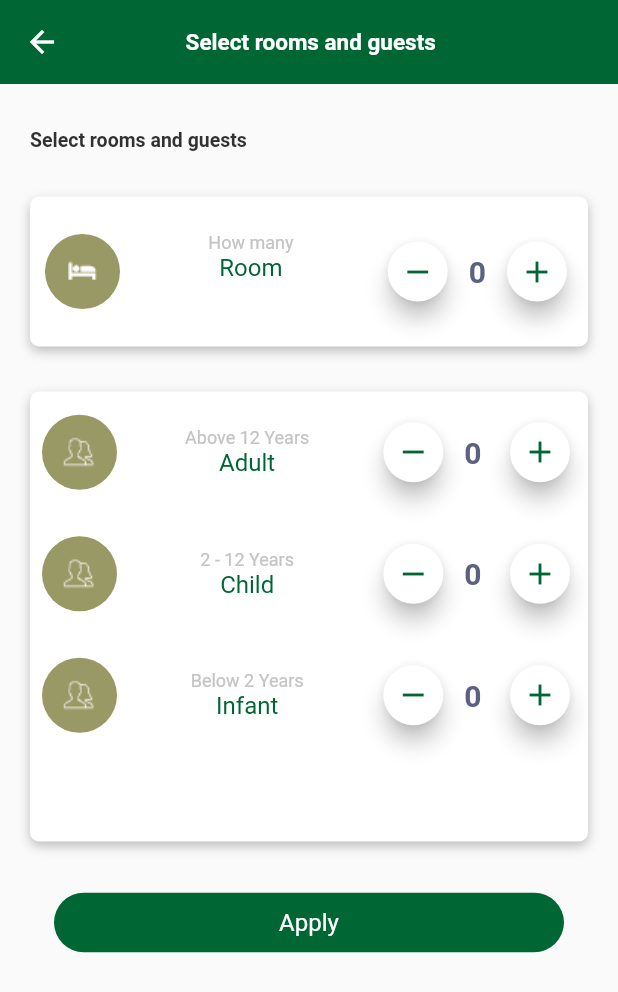
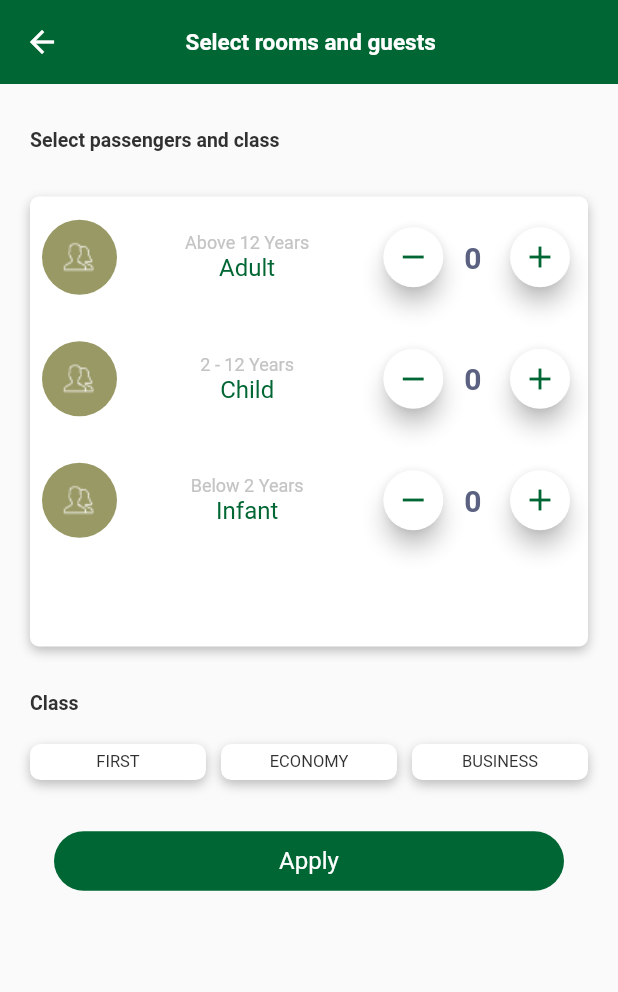
Before and after one commit to medDhiaAlaya/afarimapp, a Flutter app: the SelectRoomsScreen screen opened directly, on a phone screen of 412 x 824 dp. Shown: the top 992 px of the screen. Run offline on Flutter 3.47's test engine with Material 2 defaults, Android fonts, the light colour scheme and no system bars; our stand-ins replace convex_bottom_bar, country_code_picker, email_validator, flutter_credit_card, flutter_rating_bar, google_fonts and 2 more; missing offline and left inert: responsive; accounts and stored records are empty; generated files the repository leaves out were written again; Roboto replaces fonts that are missing (Cairo).

Commit message:
localization update

```diff
--- a/lib/l10n/app_ar.arb
+++ b/lib/l10n/app_ar.arb
@@ -583,6 +583,31 @@
   "@signIn": {
     "type": "text",
     "placeholders": {}
+  },
+  "selectPassengersAndClass": "حدد الركاب والدرجة",
+  "@selectPassengersAndClass": {
+    "type": "text",
+    "placeholders": {}
+  },
+  "classFlight": "الدرجة",
+  "@classFlight": {
+    "type": "text",
+    "placeholders": {}
+  },
+  "first": "الدرجة الأولى",
+  "@first": {
+    "type": "text",
+    "placeholders": {}
+  },
+  "economy": "الدرجة السياحية",
+  "@economy": {
+    "type": "text",
+    "placeholders": {}
+  },
+  "business": "رجال الأعمال",
+  "@business": {
+    "type": "text",
+    "placeholders": {}
   }
 
 }
--- a/lib/l10n/app_en.arb
+++ b/lib/l10n/app_en.arb
@@ -583,5 +583,30 @@
   "@signIn": {
     "type": "text",
     "placeholders": {}
+  },
+  "selectPassengersAndClass": "Select passengers and class",
+  "@selectPassengersAndClass": {
+    "type": "text",
+    "placeholders": {}
+  },
+  "classFlight": "Class",
+  "@classFlight": {
+    "type": "text",
+    "placeholders": {}
+  },
+  "first": "FIRST",
+  "@first": {
+    "type": "text",
+    "placeholders": {}
+  },
+  "economy": "ECONOMY",
+  "@economy": {
+    "type": "text",
+    "placeholders": {}
+  },
+  "business": "BUSINESS",
+  "@business": {
+    "type": "text",
+    "placeholders": {}
   }
 }
--- a/lib/modules/en/Search/Search_screen.dart
+++ b/lib/modules/en/Search/Search_screen.dart
@@ -355,12 +355,6 @@ class _SearchScreenState extends State<SearchScreen> {
                               crossAxisSpacing: 10,
                             ),
 
-                            ////////////////////////////////////////////////////////////////////////////////// test list view scrolling for suggested list ///
-
-
-
-                            ////////////////////////////////////////////////////////////////////////////////// fin test///
-
                             StaggeredGridView.countBuilder(
                               shrinkWrap: true,
                               scrollDirection: Axis.vertical,
--- a/lib/modules/en/Search/hotel/Select_rooms_screen.dart
+++ b/lib/modules/en/Search/hotel/Select_rooms_screen.dart
@@ -9,7 +9,7 @@ class SelectRoomsScreen extends StatefulWidget {
 }
 
 class _SelectRoomsScreenState extends State<SelectRoomsScreen> {
-  int roomNumber=0;
+  int roomNumber=1;
   int adultNumber=0;
   int childNumber=0;
   int infantNumber=0;
@@ -48,7 +48,7 @@ class _SelectRoomsScreenState extends State<SelectRoomsScreen> {
             SizedBox(height: 30,
             ),
             Text(
-              AppLocalizations.of(context)!.selectRoomsAndGuests,
+                AppLocalizations.of(context)!.selectPassengersAndClass,
                 style: const TextStyle(
                     color:  const Color(0xff313131),
                     fontWeight: FontWeight.w700,
@@ -58,112 +58,7 @@ class _SelectRoomsScreenState extends State<SelectRoomsScreen> {
                 ),
                 //textAlign: TextAlign.left,
             ),
-            SizedBox(height: 30,
-            ),
             // Rectangle 685
-            Container(
-
-                width: double.infinity,
-                height: 100,
-                decoration: BoxDecoration(
-                    borderRadius: BorderRadius.all(
-                        Radius.circular(6)
-                    ),
-                    boxShadow: [BoxShadow(
-                        color: const Color(0x40000000),
-                        offset: Offset(0,3),
-                        blurRadius: 6,
-                        spreadRadius: 0
-                    )] ,
-                    color: const Color(0xffffffff)
-                ),
-              child: Padding(
-                padding: const EdgeInsets.symmetric(horizontal: 10),
-                child: Row(
-
-                  children: [
-                    CircleAvatar(
-                      backgroundColor: const Color(0xff999966),
-                     child: Image(image: AssetImage('icons/rooms.png'),),
-
-                      radius: 25,
-
-
-                    ),
-                    Expanded(
-                      child: Padding(
-                        padding: const EdgeInsets.symmetric(vertical: 24),
-                        child: Column(
-
-                          children: [
-                            // How many
-                            Text(
-                              AppLocalizations.of(context)!.howMany,
-                                style: const TextStyle(
-                                    color:  const Color(0xffc4c4c4),
-                                    fontWeight: FontWeight.w400,
-                                    fontFamily: "Cairo",
-                                    fontStyle:  FontStyle.normal,
-                                    fontSize: 12.0
-                                ),
-                            ),
-                            // Room
-                            Text(
-                              AppLocalizations.of(context)!.room,
-                                style: const TextStyle(
-                                    color:  const Color(0xff006633),
-                                    fontWeight: FontWeight.w400,
-                                    fontFamily: "Cairo",
-                                    fontStyle:  FontStyle.normal,
-                                    fontSize: 16.0
-                                ),
-                            ),
-                          ],
-                        ),
-                      ),
-                    ),
-                    FloatingActionButton(onPressed: (){
-                      setState(() {
-                        roomNumber--;
-                      });
-                    },
-                      child: Icon(Icons.remove,
-                      color: const Color(0xff006633),),
-                      backgroundColor: Colors.white,
-                      mini: true,
-
-                    ),
-                    SizedBox(width: 10,
-                    ),
-                    Text(
-                      "$roomNumber",
-                      style: const TextStyle(
-                        color:  const Color(0xff5b6180),
-                          fontWeight: FontWeight.w700,
-                          fontFamily: "Cairo",
-                          fontStyle:  FontStyle.normal,
-                          fontSize: 20,
-                      ),
-                      textAlign: TextAlign.left,
-                    ),
-                    SizedBox(width: 10,
-                    ),
-                    FloatingActionButton(onPressed: (){
-                      setState(() {
-                        roomNumber++;
-                      });
-                    },
-                      child: Icon(Icons.add,
-                        color: const Color(0xff006633),),
-                      backgroundColor: Colors.white,
-                      mini: true,
-
-                    ),
-
-                  ],
-                ),
-              ),
-            ),
             SizedBox(height: 30,
             ),
             // Rectangle 686
@@ -441,6 +336,129 @@ class _SelectRoomsScreenState extends State<SelectRoomsScreen> {
             ),
             SizedBox(height: 30,),
             // Rectangle 573
+            // Class
+            Text(
+              AppLocalizations.of(context)!.classFlight,
+
+              style: const TextStyle(
+                    color:  const Color(0xff313131),
+                    fontWeight: FontWeight.w700,
+                    fontFamily: "Cairo",
+                    fontStyle:  FontStyle.normal,
+                    fontSize: 13.0
+                ),
+
+            ),
+            SizedBox(height: 20,),
+            Row(
+              children: [
+                // Rectangle 693
+                Expanded(
+                  child: Container(
+                      width: double.infinity,
+                      height:24,
+                      decoration: BoxDecoration(
+                          borderRadius: BorderRadius.all(
+                              Radius.circular(7)
+                          ),
+                          boxShadow: [BoxShadow(
+                              color: const Color(0x40000000),
+                              offset: Offset(0,3),
+                              blurRadius: 6,
+                              spreadRadius: 0
+                          )] ,
+                          color: const Color(0xffffffff)
+                      ),
+                    child: // FIRST
+                    Center(
+                      child: Text(
+                        AppLocalizations.of(context)!.first,
+                          style: const TextStyle(
+                              color:  const Color(0xff313131),
+                              fontWeight: FontWeight.w400,
+                              fontFamily: "Cairo",
+                              fontStyle:  FontStyle.normal,
+                              fontSize: 11.0
+                          ),
+                          textAlign: TextAlign.center
+                      ),
+                    ),
+                  ),
+                ),
+                SizedBox(width: 10,
+                ),
+                // Rectangle 694
+                Expanded(
+                  child: Container(
+                    width:  double.infinity,
+                    height:24,
+                    decoration: BoxDecoration(
+                        borderRadius: BorderRadius.all(
+                            Radius.circular(7)
+                        ),
+                        boxShadow: [BoxShadow(
+                            color: const Color(0x40000000),
+                            offset: Offset(0,3),
+                            blurRadius: 6,
+                            spreadRadius: 0
+                        )] ,
+                        color: const Color(0xffffffff)
+                    ),
+                    child: // BUSINESS
+                    Center(
+                      child: Text(
+                        AppLocalizations.of(context)!.economy,
+                          style: const TextStyle(
+                              color:  const Color(0xff313131),
+                              fontWeight: FontWeight.w400,
+                              fontFamily: "Cairo",
+                              fontStyle:  FontStyle.normal,
+                              fontSize: 11.0
+                          ),
+                          textAlign: TextAlign.center
+                      ),
+                    ),
+                  ),
+                ),
+                SizedBox(width: 10,
+                ),
+
+                // Rectangle 695
+                Expanded(
+                  child: Container(
+                      width:  double.infinity,
+                      height:24,
+                      decoration: BoxDecoration(
+                          borderRadius: BorderRadius.all(
+                              Radius.circular(7)
+                          ),
+                          boxShadow: [BoxShadow(
+                              color: const Color(0x40000000),
+                              offset: Offset(0,3),
+                              blurRadius: 6,
+                              spreadRadius: 0
+                          )] ,
+                          color: const Color(0xffffffff)
+                      ),
+                    child: // BUSINESS
+                    Center(
+                      child: Text(
+                        AppLocalizations.of(context)!.business,
+                          style: const TextStyle(
+                              color:  const Color(0xff313131),
+                              fontWeight: FontWeight.w400,
+                              fontFamily: "Cairo",
+                              fontStyle:  FontStyle.normal,
+                              fontSize: 11.0
+                          ),
+                          textAlign: TextAlign.center
+                      ),
+                    ),
+                  ),
+                )
+              ],
+            ),
+            SizedBox(height: 30,),
             MaterialButton(
               onPressed: (){},
               child: Container(
--- a/lib/modules/en/profile/edit_profile.dart
+++ b/lib/modules/en/profile/edit_profile.dart
@@ -1,13 +1,9 @@
 import 'package:flutter/cupertino.dart';
 import 'package:flutter/material.dart';
 import 'package:flutter/services.dart';
-import 'package:country_list_pick/country_list_pick.dart';
 import 'package:flutter_gen/gen_l10n/app_localizations.dart';
 import 'package:country_code_picker/country_code_picker.dart';
-import 'package:country_code_picker/country_code_picker.dart';
-import 'package:country_code_picker/country_localizations.dart';
-import 'package:flutter/material.dart';
-import 'package:flutter_localizations/flutter_localizations.dart';
+
 
 class EditProfile extends StatefulWidget {
   const EditProfile({Key? key}) : super(key: key);
--- a/pubspec.yaml
+++ b/pubspec.yaml
@@ -46,6 +46,7 @@ dependencies:
   flutter_credit_card: ^2.0.0
   shared_preferences: ^2.0.7
   country_code_picker: ^2.0.2
+
 
 dev_dependencies:
   flutter_test:
```
Also changed, not shown: lib/main.dart (+10 -9 lines), lib/modules/en/Search/flight/flight_search_screen.dart (+14 -5 lines), pubspec.lock.
